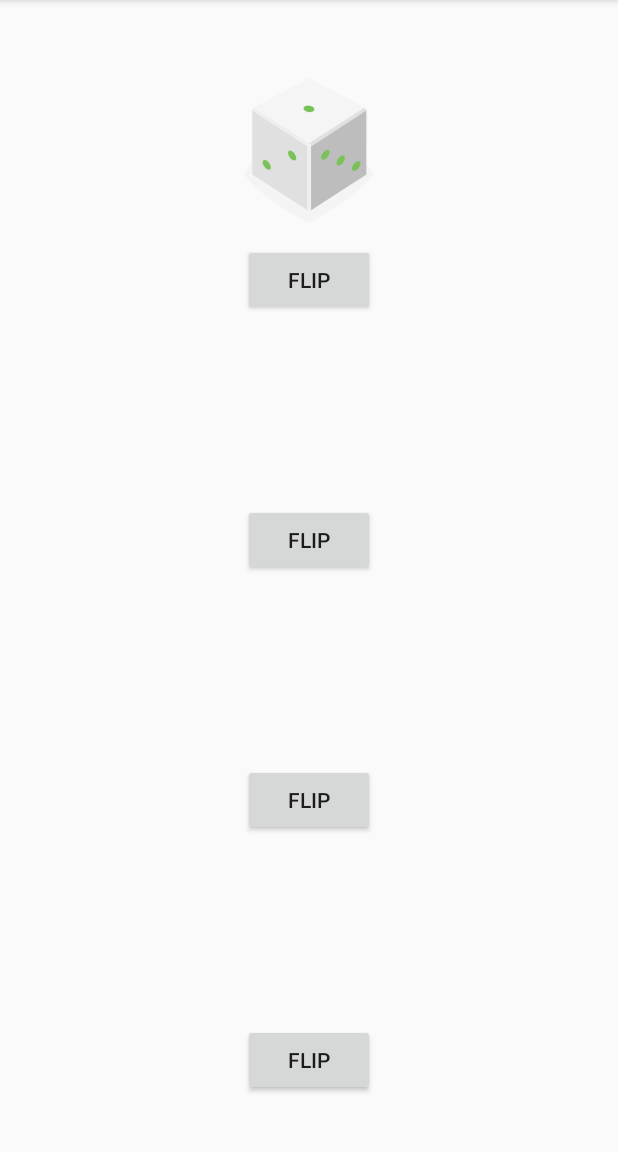
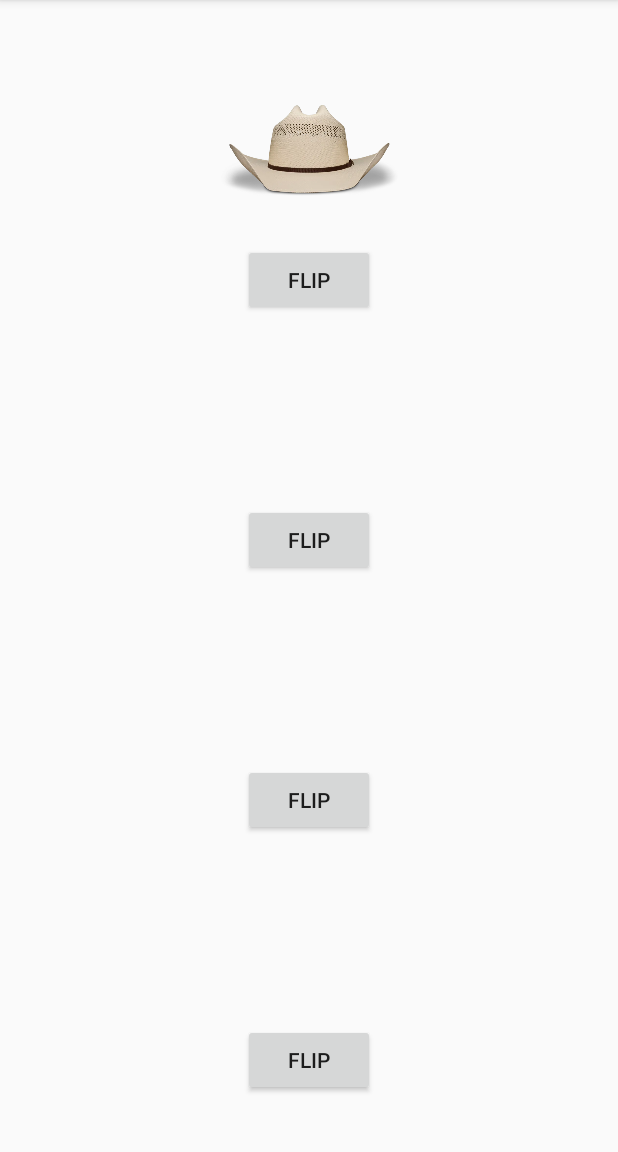
Before and after one commit to NeonCoal/FBPrototype, an Android app: the screen it shows after launch (MainActivity), after a tap on "FLIP", on a phone screen of 412 x 824 dp, the part 84-1236 px from its top. Run offline under Robolectric (Android 15) with nearby library versions, the phone set to English and light mode, and no system bars.

```diff
--- a/app/src/main/java/com/example/android/diceroller/DicePair.kt
+++ b/app/src/main/java/com/example/android/diceroller/DicePair.kt
@@ -6,5 +6,6 @@ import android.widget.ImageView
 data class DicePair(
     val button: Button,
     val imageView: ImageView,
-    var index: Int = 1
+    var index: Int = 1,
+    val drawableResources: List<Int>
 )
--- a/app/src/main/java/com/example/android/diceroller/MainActivity.kt
+++ b/app/src/main/java/com/example/android/diceroller/MainActivity.kt
@@ -13,25 +13,45 @@ class MainActivity : AppCompatActivity() {
         super.onCreate(savedInstanceState)
         setContentView(R.layout.activity_main)
 
-        // Initialize dice pairs
+        // Initialize dice pairs with different drawable resources
         val dicePair1 = DicePair(
-            findViewById(R.id.roll_button),
-            findViewById(R.id.dice_image)
+            findViewById(R.id.roll_button1),
+            findViewById(R.id.dice_image1),
+            drawableResources = listOf(
+                R.drawable.hat1,
+                R.drawable.hat2,
+                R.drawable.hat3
+            )
         )
 
         val dicePair2 = DicePair(
             findViewById(R.id.roll_button2),
-            findViewById(R.id.dice_image2)
+            findViewById(R.id.dice_image2),
+            drawableResources = listOf(
+                R.drawable.shirt1,
+                R.drawable.shirt2,
+                R.drawable.shirt3
+            )
         )
 
         val dicePair3 = DicePair(
             findViewById(R.id.roll_button3),
-            findViewById(R.id.dice_image3)
+            findViewById(R.id.dice_image3),
+            drawableResources = listOf(
+                R.drawable.pants1,
+                R.drawable.pants2,
+                R.drawable.pants3
+            )
         )
 
         val dicePair4 = DicePair(
             findViewById(R.id.roll_button4),
-            findViewById(R.id.dice_image4)
+            findViewById(R.id.dice_image4),
+            drawableResources = listOf(
+                R.drawable.shoe1,
+                R.drawable.shoe2,
+                R.drawable.shoe3
+            )
         )
 
         dicePairs = listOf(dicePair1, dicePair2, dicePair3, dicePair4)
@@ -45,16 +65,8 @@ class MainActivity : AppCompatActivity() {
     }
 
     private fun rollDice(pair: DicePair) {
-        val drawableResource = when (pair.index) {
-            1 -> R.drawable.dice_1
-            2 -> R.drawable.dice_2
-            3 -> R.drawable.dice_3
-            4 -> R.drawable.dice_4
-            5 -> R.drawable.dice_5
-            else -> R.drawable.dice_6
-        }
-
+        val drawableResource = pair.drawableResources[pair.index - 1]
         pair.imageView.setImageResource(drawableResource)
-        pair.index = if (pair.index < 6) pair.index + 1 else 1
+        pair.index = if (pair.index < 3) pair.index + 1 else 1
     }
 }
--- a/app/src/main/res/layout/activity_main.xml
+++ b/app/src/main/res/layout/activity_main.xml
@@ -10,7 +10,7 @@
     tools:context=".MainActivity">
 
     <ImageView
-        android:id="@+id/dice_image"
+        android:id="@+id/dice_image1"
         android:layout_width="wrap_content"
         android:layout_height="125dp"
         android:layout_gravity="center_horizontal"
@@ -18,7 +18,7 @@
         tools:srcCompat="@drawable/dice_1" />
 
     <Button
-        android:id="@+id/roll_button"
+        android:id="@+id/roll_button1"
         android:layout_width="wrap_content"
         android:layout_height="wrap_content"
         android:layout_gravity="center_horizontal"
```
Also changed, not shown: app/src/main/res/drawable/hat1.jpg (added), app/src/main/res/drawable/hat2.png (added), app/src/main/res/drawable/hat3.jpg (added), app/src/main/res/drawable/pants1.jpg (added), app/src/main/res/drawable/pants2.jpg (added), app/src/main/res/drawable/pants3.jpg (added), app/src/main/res/drawable/shirt1.jpg (added), app/src/main/res/drawable/shirt2.jpg (added), app/src/main/res/drawable/shirt3.jpg (added), app/src/main/res/drawable/shoe1.jpg (added), app/src/main/res/drawable/shoe2.jpg (added), app/src/main/res/drawable/shoe3.jpg (added).
